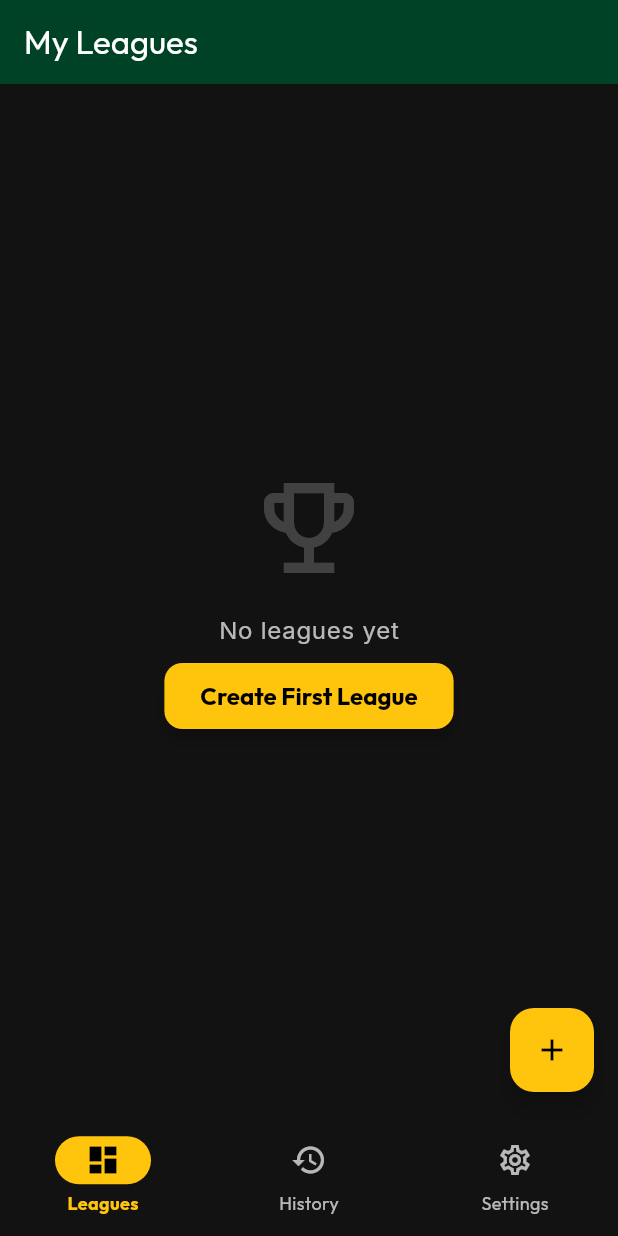
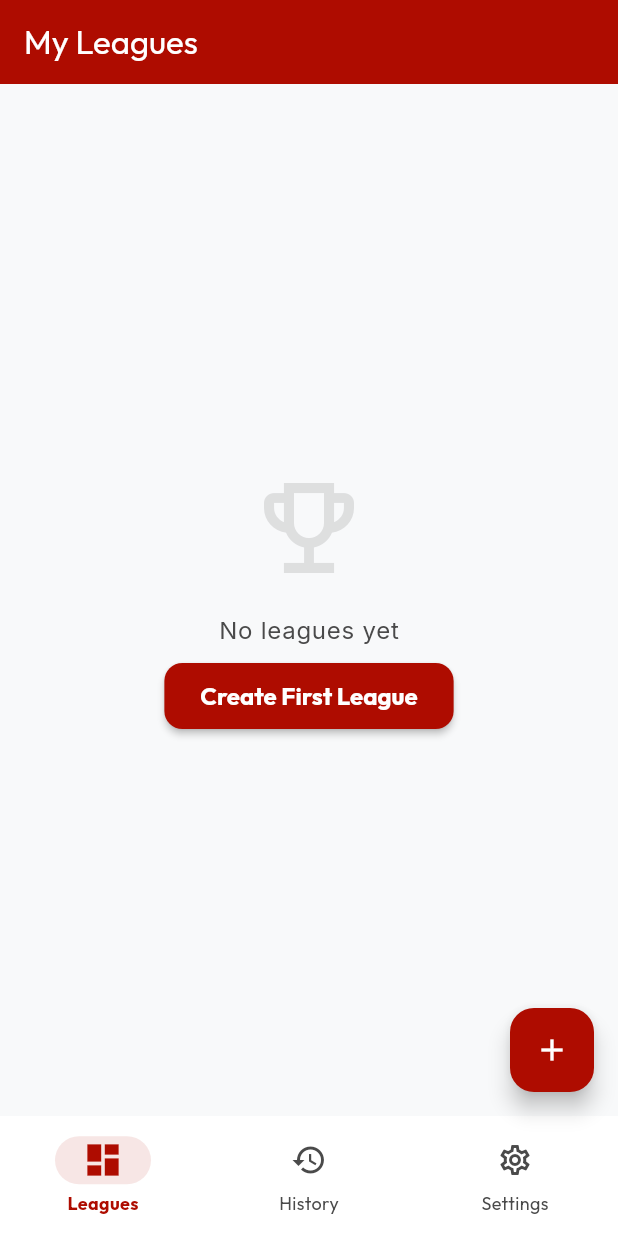
Before and after one commit to FrankPudding/game-on, a Flutter app: the screen it shows after launch, on a phone screen of 412 x 824 dp. Run offline on Flutter 3.47's test engine with Material 3 defaults, Android fonts, the phone set to English and light mode, and no system bars; our stand-ins replace flutter_riverpod, google_fonts, hive, hive_flutter; accounts and stored records are empty.

Commit message:
switch to light theme

```diff
--- a/lib/main.dart
+++ b/lib/main.dart
@@ -44,7 +44,7 @@ class GameOnApp extends StatelessWidget {
     return MaterialApp(
       title: 'Game On',
       debugShowCheckedModeBanner: false,
-      theme: AppTheme.darkTheme,
+      theme: AppTheme.lightTheme,
       home: const MainNavigation(),
     );
   }
--- a/lib/screens/home/home_screen.dart
+++ b/lib/screens/home/home_screen.dart
@@ -25,12 +25,14 @@ class HomeScreen extends ConsumerWidget {
                 Icon(
                   Icons.emoji_events_outlined,
                   size: 80,
-                  color: Colors.white.withOpacity(0.2),
+                  color: AppTheme.textTertiary.withOpacity(0.2),
                 ),
                 const SizedBox(height: 16),
                 Text(
                   'No leagues yet',
-                  style: Theme.of(context).textTheme.bodyLarge,
+                  style: Theme.of(context).textTheme.bodyLarge?.copyWith(
+                        color: AppTheme.textSecondary,
+                      ),
                 ),
                 const SizedBox(height: 8),
                 ElevatedButton(
@@ -96,11 +98,11 @@ class _LeagueCard extends StatelessWidget {
                     width: 48,
                     height: 48,
                     decoration: BoxDecoration(
-                      color: AppTheme.racingGreen,
+                      color: AppTheme.accentRed.withOpacity(0.1),
                       borderRadius: BorderRadius.circular(12),
                     ),
                     child: const Icon(Icons.sports_esports,
-                        color: AppTheme.mikadoYellow),
+                        color: AppTheme.accentRed),
                   ),
                   const SizedBox(width: 16),
                   Expanded(
@@ -112,7 +114,7 @@ class _LeagueCard extends StatelessWidget {
                           style:
                               Theme.of(context).textTheme.titleMedium?.copyWith(
                                     fontWeight: FontWeight.bold,
-                                    color: Colors.white,
+                                    color: AppTheme.textPrimary,
                                   ),
                         ),
                         Text(
@@ -122,7 +124,7 @@ class _LeagueCard extends StatelessWidget {
                       ],
                     ),
                   ),
-                  const Icon(Icons.chevron_right, color: Colors.white54),
+                  const Icon(Icons.chevron_right, color: AppTheme.textTertiary),
                 ],
               ),
             ],
--- a/lib/screens/league/create_league_screen.dart
+++ b/lib/screens/league/create_league_screen.dart
@@ -213,7 +213,7 @@ class _CreateLeagueScreenState extends ConsumerState<CreateLeagueScreen> {
     return Text(
       title,
       style: Theme.of(context).textTheme.titleLarge?.copyWith(
-            color: AppTheme.mikadoYellow,
+            color: AppTheme.accentRed,
           ),
     );
   }
@@ -278,7 +278,7 @@ class _CreateLeagueScreenState extends ConsumerState<CreateLeagueScreen> {
           subtitle: const Text('e.g. Golf, Cross Country'),
           value: _lowerScoreWins,
           onChanged: (val) => setState(() => _lowerScoreWins = val),
-          activeColor: AppTheme.mikadoYellow,
+          activeColor: AppTheme.accentRed,
         ),
       ],
     );
--- a/lib/screens/main_navigation.dart
+++ b/lib/screens/main_navigation.dart
@@ -67,8 +67,8 @@ class _MainNavigationState extends State<MainNavigation> {
                       builder: (context) => const CreateLeagueScreen()),
                 );
               },
-              backgroundColor: AppTheme.mikadoYellow,
-              child: const Icon(Icons.add, color: Colors.black),
+              backgroundColor: AppTheme.accentRed,
+              child: const Icon(Icons.add, color: Colors.white),
             )
           : null,
     );
--- a/lib/theme/app_theme.dart
+++ b/lib/theme/app_theme.dart
@@ -2,81 +2,84 @@ import 'package:flutter/material.dart';
 import 'package:google_fonts/google_fonts.dart';
 
 class AppTheme {
-  // British Racing Green
-  static const Color racingGreen = Color(0xFF004225);
-  static const Color racingGreenDark = Color(0xFF002B19);
-  static const Color racingGreenLight = Color(0xFF1A5C3D);
-
-  // Mikado Yellow
-  static const Color mikadoYellow = Color(0xFFFFC40C);
-  static const Color mikadoYellowDim = Color(0xFFCC9D0A);
+  // Primary Red Accent
+  static const Color accentRed = Color(0xFFAE0C00);
+  static const Color accentRedDark = Color(0xFF8B0000);
+  static const Color accentRedLight = Color(0xFFD32F2F);
 
   // Backgrounds
-  static const Color backgroundBlack = Color(0xFF121212);
-  static const Color surfaceDark = Color(0xFF1E1E1E);
-  static const Color surfaceLight = Color(0xFF2C2C2C);
+  static const Color backgroundLight = Color(0xFFF8F9FA);
+  static const Color surfaceWhite = Color(0xFFFFFFFF);
+  static const Color surfaceOffWhite = Color(0xFFF1F3F4);
+
+  // Text
+  static const Color textPrimary = Color(0xFF1A1A1A);
+  static const Color textSecondary = Color(0xFF4A4A4A);
+  static const Color textTertiary = Color(0xFF757575);
 
   // Functional
-  static const Color errorRed = Color(0xFFCF6679);
-  static const Color successGreen = Color(0xFF03DAC6);
+  static const Color errorRed = Color(0xFFB00020);
+  static const Color successGreen = Color(0xFF2E7D32);
+  static const Color warningOrange = Color(0xFFF57C00);
 
-  static ThemeData get darkTheme {
+  static ThemeData get lightTheme {
     return ThemeData(
       useMaterial3: true,
-      brightness: Brightness.dark,
-      scaffoldBackgroundColor: backgroundBlack,
-      primaryColor: racingGreen,
-      colorScheme: const ColorScheme.dark(
-        primary: racingGreen,
+      brightness: Brightness.light,
+      scaffoldBackgroundColor: backgroundLight,
+      primaryColor: accentRed,
+      colorScheme: const ColorScheme.light(
+        primary: accentRed,
         onPrimary: Colors.white,
-        secondary: mikadoYellow,
-        onSecondary: Colors.black,
-        surface: surfaceDark,
-        onSurface: Colors.white,
+        secondary: accentRed,
+        onSecondary: Colors.white,
+        surface: surfaceWhite,
+        onSurface: textPrimary,
         error: errorRed,
-        onError: Colors.black,
+        onError: Colors.white,
       ),
       textTheme: GoogleFonts.outfitTextTheme(
-        ThemeData.dark().textTheme,
+        ThemeData.light().textTheme,
       ).copyWith(
         displayLarge: GoogleFonts.outfit(
           fontSize: 32,
           fontWeight: FontWeight.bold,
-          color: Colors.white,
+          color: textPrimary,
         ),
         displayMedium: GoogleFonts.outfit(
           fontSize: 24,
           fontWeight: FontWeight.bold,
-          color: Colors.white,
+          color: textPrimary,
         ),
         bodyLarge: GoogleFonts.inter(
           fontSize: 16,
-          color: Colors.white70,
+          color: textPrimary,
         ),
         bodyMedium: GoogleFonts.inter(
           fontSize: 14,
-          color: Colors.white60,
+          color: textSecondary,
         ),
       ),
       appBarTheme: const AppBarTheme(
-        backgroundColor: racingGreen,
+        backgroundColor: accentRed,
         foregroundColor: Colors.white,
         elevation: 0,
         centerTitle: true,
       ),
       cardTheme: CardThemeData(
-        color: surfaceDark,
+        color: surfaceWhite,
         shape: RoundedRectangleBorder(
           borderRadius: BorderRadius.circular(16),
+          side: BorderSide(color: Colors.black.withOpacity(0.05), width: 1),
         ),
-        elevation: 4,
+        elevation: 2,
         margin: const EdgeInsets.symmetric(vertical: 8, horizontal: 16),
       ),
       elevatedButtonTheme: ElevatedButtonThemeData(
         style: ElevatedButton.styleFrom(
-          backgroundColor: mikadoYellow,
-          foregroundColor: Colors.black,
-          elevation: 4,
+          backgroundColor: accentRed,
+          foregroundColor: Colors.white,
+          elevation: 2,
           padding: const EdgeInsets.symmetric(horizontal: 24, vertical: 12),
           shape: RoundedRectangleBorder(
             borderRadius: BorderRadius.circular(12),
@@ -88,64 +91,69 @@ class AppTheme {
         ),
       ),
       floatingActionButtonTheme: const FloatingActionButtonThemeData(
-        backgroundColor: mikadoYellow,
-        foregroundColor: Colors.black,
+        backgroundColor: accentRed,
+        foregroundColor: Colors.white,
       ),
       inputDecorationTheme: InputDecorationTheme(
         filled: true,
-        fillColor: surfaceLight,
+        fillColor: surfaceOffWhite,
         border: OutlineInputBorder(
           borderRadius: BorderRadius.circular(12),
           borderSide: BorderSide.none,
         ),
+        enabledBorder: OutlineInputBorder(
+          borderRadius: BorderRadius.circular(12),
+          borderSide:
+              BorderSide(color: Colors.black.withOpacity(0.1), width: 1),
+        ),
         focusedBorder: OutlineInputBorder(
           borderRadius: BorderRadius.circular(12),
-          borderSide: const BorderSide(color: mikadoYellow, width: 2),
+          borderSide: const BorderSide(color: accentRed, width: 2),
         ),
         contentPadding:
             const EdgeInsets.symmetric(horizontal: 16, vertical: 16),
-        labelStyle: const TextStyle(color: Colors.white70),
+        labelStyle: const TextStyle(color: textSecondary),
         floatingLabelStyle: WidgetStateTextStyle.resolveWith((states) {
           if (states.contains(WidgetState.focused)) {
             return const TextStyle(
-                color: mikadoYellow, fontWeight: FontWeight.bold);
+                color: accentRed, fontWeight: FontWeight.bold);
           }
-          return const TextStyle(color: Colors.white70);
+          return const TextStyle(color: textSecondary);
         }),
-        hintStyle: const TextStyle(color: Colors.white38),
+        hintStyle: const TextStyle(color: textTertiary),
         prefixIconColor: WidgetStateColor.resolveWith((states) {
           if (states.contains(WidgetState.focused)) {
-            return mikadoYellow;
+            return accentRed;
           }
-          return Colors.white70;
+          return textSecondary;
         }),
       ),
       navigationBarTheme: NavigationBarThemeData(
-        backgroundColor: backgroundBlack,
-        indicatorColor: mikadoYellow,
+        backgroundColor: surfaceWhite,
+        indicatorColor: accentRed.withOpacity(0.1),
         iconTheme: WidgetStateProperty.resolveWith((states) {
           if (states.contains(WidgetState.selected)) {
-            return const IconThemeData(color: Colors.black);
+            return const IconThemeData(color: accentRed, size: 28);
           }
-          return const IconThemeData(color: Colors.white70);
+          return const IconThemeData(color: textSecondary);
         }),
         labelTextStyle: WidgetStateProperty.resolveWith((states) {
           if (states.contains(WidgetState.selected)) {
             return GoogleFonts.outfit(
-              color: mikadoYellow,
+              color: accentRed,
               fontWeight: FontWeight.bold,
               fontSize: 12,
             );
           }
           return GoogleFonts.outfit(
-            color: Colors.white70,
+            color: textSecondary,
             fontSize: 12,
           );
         }),
       ),
       textButtonTheme: TextButtonThemeData(
         style: TextButton.styleFrom(
-          foregroundColor: Colors.white70,
+          foregroundColor: accentRed,
           textStyle: GoogleFonts.outfit(
             fontWeight: FontWeight.w600,
             fontSize: 16,
@@ -154,8 +162,8 @@ class AppTheme {
       ),
       outlinedButtonTheme: OutlinedButtonThemeData(
         style: OutlinedButton.styleFrom(
-          foregroundColor: mikadoYellow,
-          side: const BorderSide(color: mikadoYellow, width: 1.5),
+          foregroundColor: accentRed,
+          side: const BorderSide(color: accentRed, width: 1.5),
           padding: const EdgeInsets.symmetric(horizontal: 24, vertical: 12),
           shape: RoundedRectangleBorder(
             borderRadius: BorderRadius.circular(12),
@@ -166,6 +174,20 @@ class AppTheme {
           ),
         ),
       ),
+      tabBarTheme: TabBarThemeData(
+        indicatorColor: Colors.white,
+        labelColor: Colors.white,
+        unselectedLabelColor: Colors.white.withOpacity(0.7),
+        indicatorSize: TabBarIndicatorSize.tab,
+        labelStyle: GoogleFonts.outfit(
+          fontWeight: FontWeight.bold,
+          fontSize: 14,
+        ),
+        unselectedLabelStyle: GoogleFonts.outfit(
+          fontWeight: FontWeight.w500,
+          fontSize: 14,
+        ),
+      ),
     );
   }
 }
```
Also changed, not shown: lib/screens/league/league_detail_screen.dart (+3 -6 lines), lib/screens/match/log_match_screen.dart (+26 -25 lines).
